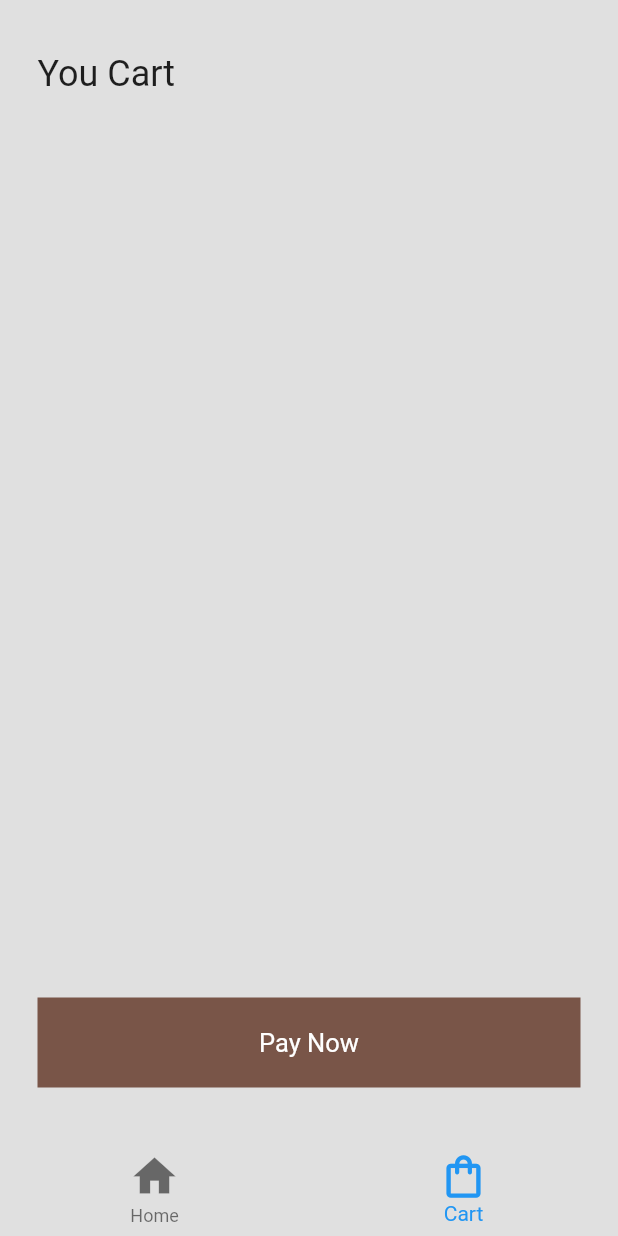
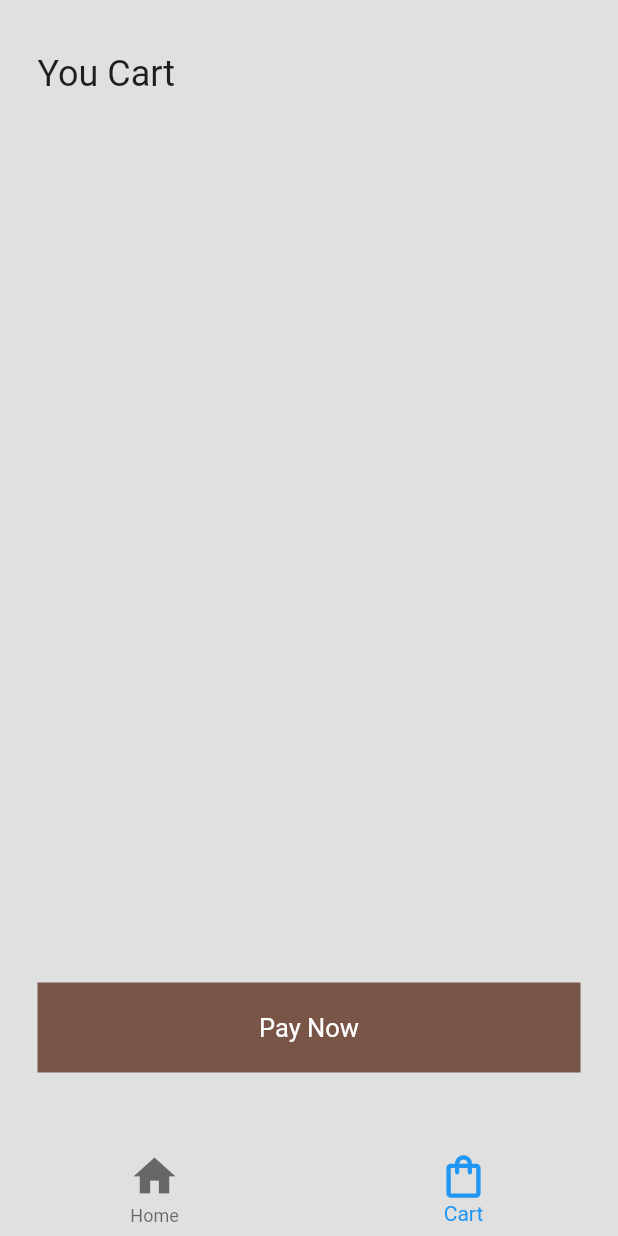
Before and after one commit to ManasAkarshan/Coffee-Shop-Using-Flutter-And-Provider-Package, a Flutter app: the HomePage screen opened directly, item 2 of the bottom bar chosen, on a phone screen of 412 x 824 dp. Run offline on Flutter 3.47's test engine with Material 2 defaults, Android fonts, the phone set to English and light mode, and no system bars.

```diff
--- a/lib/main.dart
+++ b/lib/main.dart
@@ -1,5 +1,6 @@
 import 'package:coffee_shop/models/coffee_shop.dart';
 import 'package:coffee_shop/pages/home_page.dart';
+import 'package:coffee_shop/pages/intro_page.dart';
 import 'package:flutter/material.dart';
 import 'package:provider/provider.dart';
 
@@ -16,7 +17,7 @@ class MyApp extends StatelessWidget {
       create: (context) => CoffeeShop(),
       builder: (context, child) => const MaterialApp(
         debugShowCheckedModeBanner: false,
-        home: HomePage(),
+        home: IntroPage(),
       ),
     );
   }
--- a/lib/pages/cart_page.dart
+++ b/lib/pages/cart_page.dart
@@ -67,7 +67,7 @@ class _CartPageState extends State<CartPage> {
                 ),
               ),
               GestureDetector(
-
+                onTap: (){},
                 child: Container(
                   padding: const EdgeInsets.all(20),
                   decoration: const BoxDecoration(
@@ -76,7 +76,7 @@ class _CartPageState extends State<CartPage> {
                   child: const Center(child: Text('Pay Now' ,style: TextStyle(color: Colors.white, fontSize: 17),)),
                 ),
               ),
-              const SizedBox(height: 10,)
+              const SizedBox(height: 20,)
             ],
           ),
         );
```
